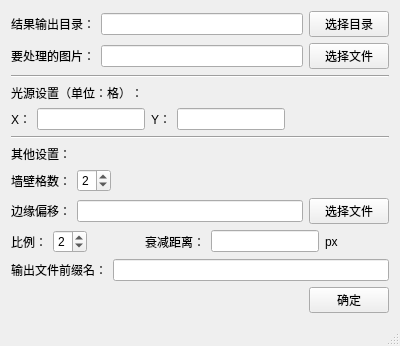
garfeng/shadow, file shadow.ui: the form before one commit.
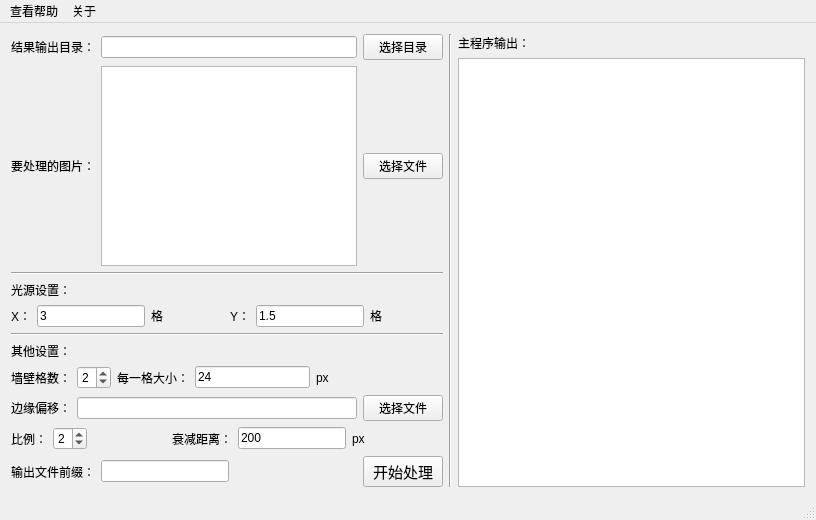
The form after the commit. Icons and pictures are not drawn.

What changed in the file:
```diff
--- a/shadow.ui
+++ b/shadow.ui
@@ -6,15 +6,15 @@
    <rect>
     <x>0</x>
     <y>0</y>
-    <width>400</width>
-    <height>300</height>
+    <width>816</width>
+    <height>520</height>
    </rect>
   </property>
   <property name="windowTitle">
    <string>Shadow</string>
   </property>
   <widget class="QWidget" name="centralWidget">
-   <layout class="QVBoxLayout" name="verticalLayout_2">
+   <layout class="QHBoxLayout" name="horizontalLayout">
     <item>
      <layout class="QVBoxLayout" name="verticalLayout">
       <item>
@@ -48,7 +48,7 @@
          </widget>
         </item>
         <item>
-         <widget class="QLineEdit" name="inputImg"/>
+         <widget class="QTextEdit" name="inputImg"/>
         </item>
         <item>
          <widget class="QPushButton" name="btnInputImg">
@@ -71,7 +71,7 @@
         <item>
          <widget class="QLabel" name="label_6">
           <property name="text">
-           <string>光源设置（单位：格）：</string>
+           <string>光源设置：</string>
           </property>
          </widget>
         </item>
@@ -87,7 +87,31 @@
          </widget>
         </item>
         <item>
-         <widget class="QLineEdit" name="lightX"/>
+         <widget class="QLineEdit" name="lightX">
+          <property name="text">
+           <string>3</string>
+          </property>
+         </widget>
+        </item>
+        <item>
+         <widget class="QLabel" name="label_15">
+          <property name="text">
+           <string>格</string>
+          </property>
+         </widget>
+        </item>
+        <item>
+         <spacer name="horizontalSpacer_6">
+          <property name="orientation">
+           <enum>Qt::Horizontal</enum>
+          </property>
+          <property name="sizeHint" stdset="0">
+           <size>
+            <width>40</width>
+            <height>20</height>
+           </size>
+          </property>
+         </spacer>
         </item>
         <item>
          <widget class="QLabel" name="label_2">
@@ -97,7 +121,18 @@
          </widget>
         </item>
         <item>
-         <widget class="QLineEdit" name="lightY"/>
+         <widget class="QLineEdit" name="lightY">
+          <property name="text">
+           <string>1.5</string>
+          </property>
+         </widget>
+        </item>
+        <item>
+         <widget class="QLabel" name="label_16">
+          <property name="text">
+           <string>格</string>
+          </property>
+         </widget>
         </item>
         <item>
          <spacer name="horizontalSpacer_3">
@@ -151,6 +186,27 @@
           </property>
          </widget>
         </item>
+        <item>
+         <widget class="QLabel" name="label_13">
+          <property name="text">
+           <string>每一格大小：</string>
+          </property>
+         </widget>
+        </item>
+        <item>
+         <widget class="QLineEdit" name="scrollWidth">
+          <property name="text">
+           <string>24</string>
+          </property>
+         </widget>
+        </item>
+        <item>
+         <widget class="QLabel" name="label_14">
+          <property name="text">
+           <string>px</string>
+          </property>
+         </widget>
+        </item>
         <item>
          <spacer name="horizontalSpacer_5">
           <property name="orientation">
@@ -230,7 +286,11 @@
          </widget>
         </item>
         <item>
-         <widget class="QLineEdit" name="attenuator"/>
+         <widget class="QLineEdit" name="attenuator">
+          <property name="text">
+           <string>200</string>
+          </property>
+         </widget>
         </item>
         <item>
          <widget class="QLabel" name="label_9">
@@ -254,49 +314,124 @@
         </item>
        </layout>
       </item>
-     </layout>
-    </item>
-    <item>
-     <layout class="QHBoxLayout" name="horizontalLayout_11">
       <item>
-       <widget class="QLabel" name="label_12">
-        <property name="text">
-         <string>输出文件前缀名：</string>
-        </property>
-       </widget>
+       <layout class="QHBoxLayout" name="horizontalLayout_2">
+        <item>
+         <widget class="QLabel" name="label_12">
+          <property name="text">
+           <string>输出文件前缀：</string>
+          </property>
+         </widget>
+        </item>
+        <item>
+         <widget class="QLineEdit" name="outfilename"/>
+        </item>
+        <item>
+         <spacer name="horizontalSpacer">
+          <property name="orientation">
+           <enum>Qt::Horizontal</enum>
+          </property>
+          <property name="sizeHint" stdset="0">
+           <size>
+            <width>40</width>
+            <height>20</height>
+           </size>
+          </property>
+         </spacer>
+        </item>
+        <item>
+         <widget class="QPushButton" name="btnSubmit">
+          <property name="font">
+           <font>
+            <pointsize>11</pointsize>
+           </font>
+          </property>
+          <property name="styleSheet">
+           <string notr="true"/>
+          </property>
+          <property name="text">
+           <string>开始处理</string>
+          </property>
+         </widget>
+        </item>
+       </layout>
       </item>
-      <item>
-       <widget class="QLineEdit" name="outfilename"/>
-      </item>
      </layout>
     </item>
     <item>
-     <layout class="QHBoxLayout" name="horizontalLayout_2">
+     <widget class="Line" name="line_3">
+      <property name="orientation">
+       <enum>Qt::Vertical</enum>
+      </property>
+     </widget>
+    </item>
+    <item>
+     <layout class="QVBoxLayout" name="verticalLayout_2">
       <item>
-       <spacer name="horizontalSpacer">
-        <property name="orientation">
-         <enum>Qt::Horizontal</enum>
-        </property>
-        <property name="sizeHint" stdset="0">
-         <size>
-          <width>40</width>
-          <height>20</height>
-         </size>
-        </property>
-       </spacer>
-      </item>
-      <item>
-       <widget class="QPushButton" name="btnSubmit">
+       <widget class="QLabel" name="label_17">
         <property name="text">
-         <string>确定</string>
+         <string>主程序输出：</string>
         </property>
        </widget>
       </item>
+      <item>
+       <widget class="QTextEdit" name="coreOutput"/>
+      </item>
      </layout>
     </item>
    </layout>
   </widget>
   <widget class="QStatusBar" name="statusBar"/>
+  <widget class="QMenuBar" name="menuBar">
+   <property name="geometry">
+    <rect>
+     <x>0</x>
+     <y>0</y>
+     <width>816</width>
+     <height>28</height>
+    </rect>
+   </property>
+   <widget class="QMenu" name="menu">
+    <property name="title">
+     <string>查看帮助</string>
+    </property>
+    <addaction name="GotoWeb"/>
+    <addaction name="LocalFile"/>
+   </widget>
+   <widget class="QMenu" name="menu_2">
+    <property name="title">
+     <string>关于</string>
+    </property>
+    <addaction name="separator"/>
+    <addaction name="actionAbout"/>
+    <addaction name="actionAuthor_s_Blog"/>
+   </widget>
+   <addaction name="menu"/>
+   <addaction name="menu_2"/>
+  </widget>
+  <action name="actionAbout">
+   <property name="text">
+    <string>About</string>
+   </property>
+  </action>
+  <action name="actionAuthor_s_Blog">
+   <property name="text">
+    <string>View in Github</string>
+   </property>
+   <property name="toolTip">
+    <string>View in Github</string>
+   </property>
+  </action>
+  <action name="GotoWeb">
+   <property name="text">
+    <string>官网介绍</string>
+   </property>
+  </action>
+  <action name="LocalFile">
+   <property name="text">
+    <string>本地文件</string>
+   </property>
+  </action>
  </widget>
  <layoutdefault spacing="6" margin="11"/>
  <resources/>
```
Left out of the diff: 14 changed lines with no effect on the pictures.
